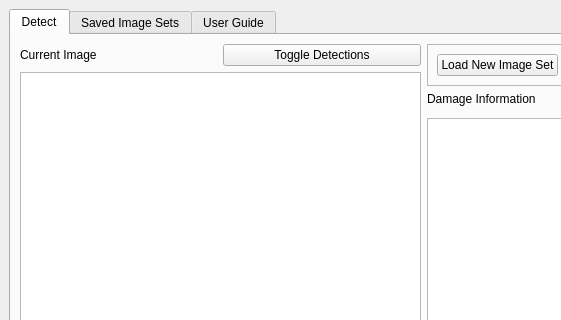
The window that assets/roof_recon_designerqt.ui (jauwyang/capstone-roof-recon-app) describes before a commit, drawn with Qt 5; both pictures show x 0 to 561 and y 0 to 320 of the 847 by 604 pixel window.
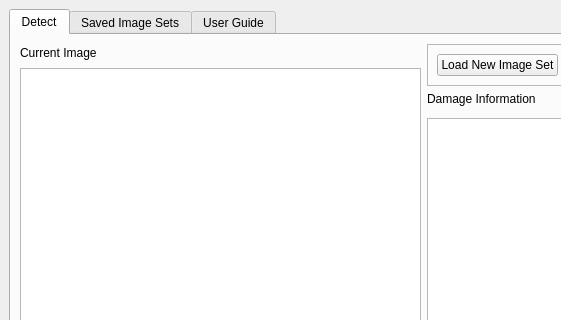
The same window after the commit.

```diff
--- a/assets/roof_recon_designerqt.ui
+++ b/assets/roof_recon_designerqt.ui
@@ -37,16 +37,6 @@
         <string>Detect</string>
        </attribute>
        <layout class="QGridLayout" name="gridLayout">
-        <item row="0" column="1">
-         <widget class="QPushButton" name="ToggleDetectionsButton">
-          <property name="cursor">
-           <cursorShape>PointingHandCursor</cursorShape>
-          </property>
-          <property name="text">
-           <string>Toggle Detections</string>
-          </property>
-         </widget>
-        </item>
         <item row="6" column="3">
          <widget class="QFrame" name="frame_2">
           <property name="frameShape">
```
